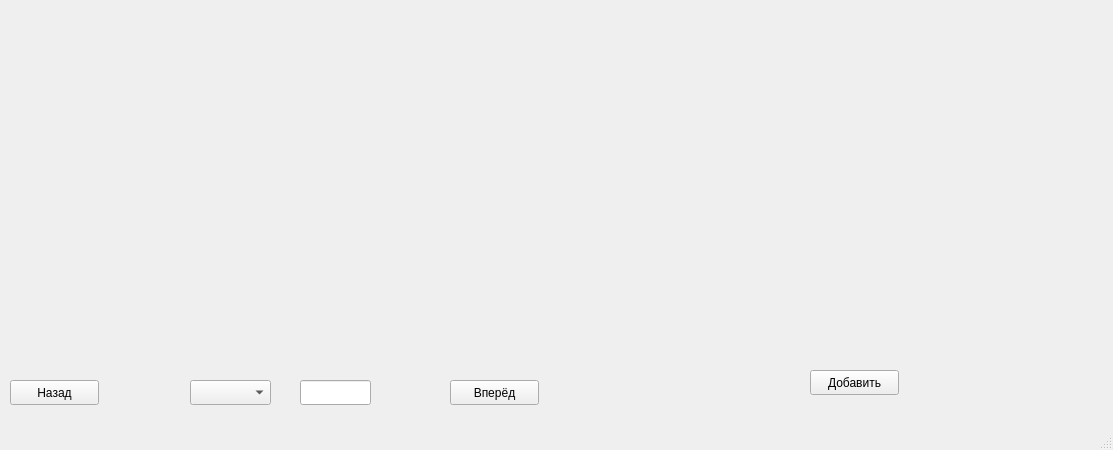
This is utils/data_utils/data_viewer/ui/viewer.ui in Enot3811/text_detection as Qt 5 draws it before an edit. The edited form follows.
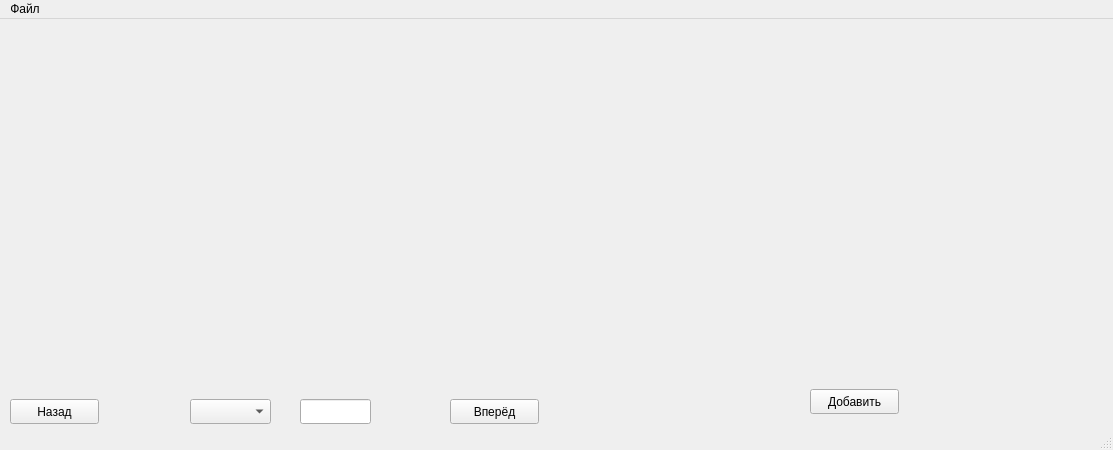
This is the edited form. Icons and pictures are not drawn.

What changed in the file:
```diff
--- a/utils/data_utils/data_viewer/ui/viewer.ui
+++ b/utils/data_utils/data_viewer/ui/viewer.ui
@@ -117,6 +117,13 @@
      <height>22</height>
     </rect>
    </property>
+   <widget class="QMenu" name="menu">
+    <property name="title">
+     <string>Файл</string>
+    </property>
+    <addaction name="DsetOpener"/>
+   </widget>
+   <addaction name="menu"/>
   </widget>
   <widget class="QStatusBar" name="statusbar"/>
  </widget>
```
Left out of the diff: 11 changed lines with no effect on the pictures.
